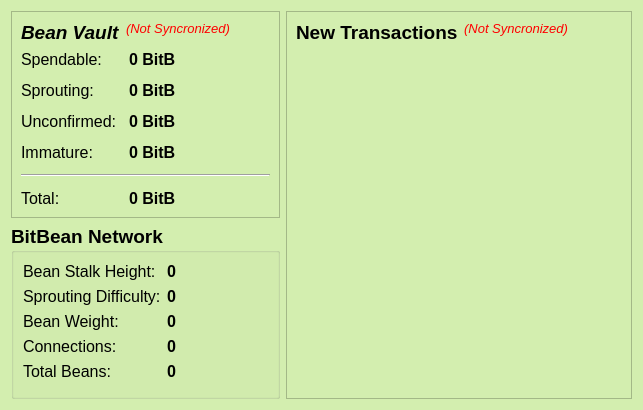
This is src/qt/forms/overviewpage.ui in nokat/bitbean as Qt 5 draws it before an edit. The edited form follows.
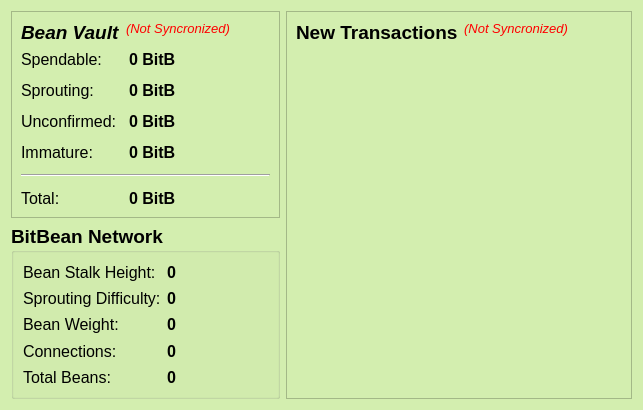
This is the edited form.

The edit to the form file:
```diff
--- a/src/qt/forms/overviewpage.ui
+++ b/src/qt/forms/overviewpage.ui
@@ -535,7 +535,7 @@
        <property name="title">
         <string>BitBean Network</string>
        </property>
-       <layout class="QFormLayout" name="formLayout">
+       <layout class="QGridLayout" name="gridLayout">
         <item row="0" column="0">
          <widget class="QLabel" name="labelStalkheightText">
           <property name="font">
@@ -550,62 +550,6 @@
           </property>
          </widget>
         </item>
-        <item row="2" column="0">
-         <widget class="QLabel" name="labelSproutDiffText">
-          <property name="font">
-           <font>
-            <pointsize>12</pointsize>
-            <weight>50</weight>
-            <bold>false</bold>
-           </font>
-          </property>
-          <property name="text">
-           <string>Sprouting Difficulty:</string>
-          </property>
-         </widget>
-        </item>
-        <item row="3" column="0">
-         <widget class="QLabel" name="labelBeanWeightText">
-          <property name="font">
-           <font>
-            <pointsize>12</pointsize>
-            <weight>50</weight>
-            <bold>false</bold>
-           </font>
-          </property>
-          <property name="text">
-           <string>Bean Weight:</string>
-          </property>
-         </widget>
-        </item>
-        <item row="4" column="0">
-         <widget class="QLabel" name="labelConnectionsText">
-          <property name="font">
-           <font>
-            <pointsize>12</pointsize>
-            <weight>50</weight>
-            <bold>false</bold>
-           </font>
-          </property>
-          <property name="text">
-           <string>Connections:</string>
-          </property>
-         </widget>
-        </item>
-        <item row="5" column="0">
-         <widget class="QLabel" name="labelTotalBeansText">
-          <property name="font">
-           <font>
-            <pointsize>12</pointsize>
-            <weight>50</weight>
-            <bold>false</bold>
-           </font>
-          </property>
-          <property name="text">
-           <string>Total Beans:</string>
-          </property>
-         </widget>
-        </item>
         <item row="0" column="1">
          <widget class="QLabel" name="stalkBox">
           <property name="font">
@@ -621,7 +565,21 @@
           </property>
          </widget>
         </item>
-        <item row="2" column="1">
+        <item row="1" column="0">
+         <widget class="QLabel" name="labelSproutDiffText">
+          <property name="font">
+           <font>
+            <pointsize>12</pointsize>
+            <weight>50</weight>
+            <bold>false</bold>
+           </font>
+          </property>
+          <property name="text">
+           <string>Sprouting Difficulty:</string>
+          </property>
+         </widget>
+        </item>
+        <item row="1" column="1">
          <widget class="QLabel" name="sproutBox">
           <property name="font">
            <font>
@@ -636,7 +594,21 @@
           </property>
          </widget>
         </item>
-        <item row="3" column="1">
+        <item row="2" column="0">
+         <widget class="QLabel" name="labelBeanWeightText">
+          <property name="font">
+           <font>
+            <pointsize>12</pointsize>
+            <weight>50</weight>
+            <bold>false</bold>
+           </font>
+          </property>
+          <property name="text">
+           <string>Bean Weight:</string>
+          </property>
+         </widget>
+        </item>
+        <item row="2" column="1">
          <widget class="QLabel" name="weightBox">
           <property name="font">
            <font>
@@ -651,7 +623,21 @@
           </property>
          </widget>
         </item>
-        <item row="4" column="1">
+        <item row="3" column="0">
+         <widget class="QLabel" name="labelConnectionsText">
+          <property name="font">
+           <font>
+            <pointsize>12</pointsize>
+            <weight>50</weight>
+            <bold>false</bold>
+           </font>
+          </property>
+          <property name="text">
+           <string>Connections:</string>
+          </property>
+         </widget>
+        </item>
+        <item row="3" column="1">
          <widget class="QLabel" name="connectionBox">
           <property name="font">
            <font>
@@ -666,7 +652,21 @@
           </property>
          </widget>
         </item>
-        <item row="5" column="1">
+        <item row="4" column="0">
+         <widget class="QLabel" name="labelTotalBeansText">
+          <property name="font">
+           <font>
+            <pointsize>12</pointsize>
+            <weight>50</weight>
+            <bold>false</bold>
+           </font>
+          </property>
+          <property name="text">
+           <string>Total Beans:</string>
+          </property>
+         </widget>
+        </item>
+        <item row="4" column="1">
          <widget class="QLabel" name="beanBox">
           <property name="font">
            <font>
```
